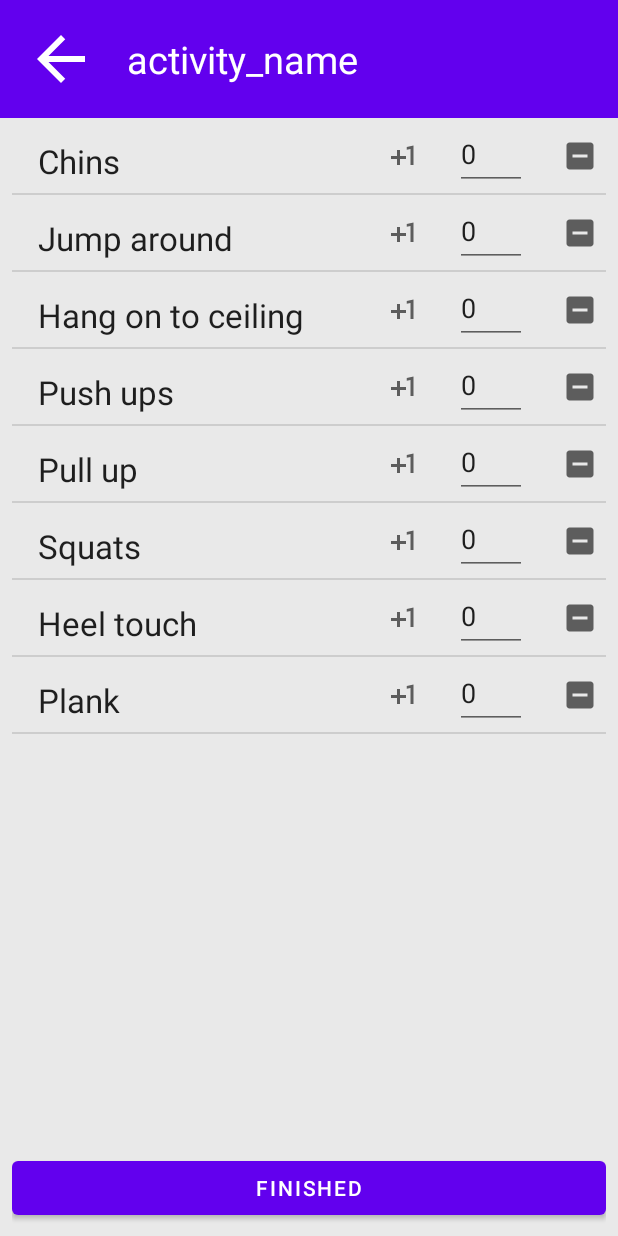
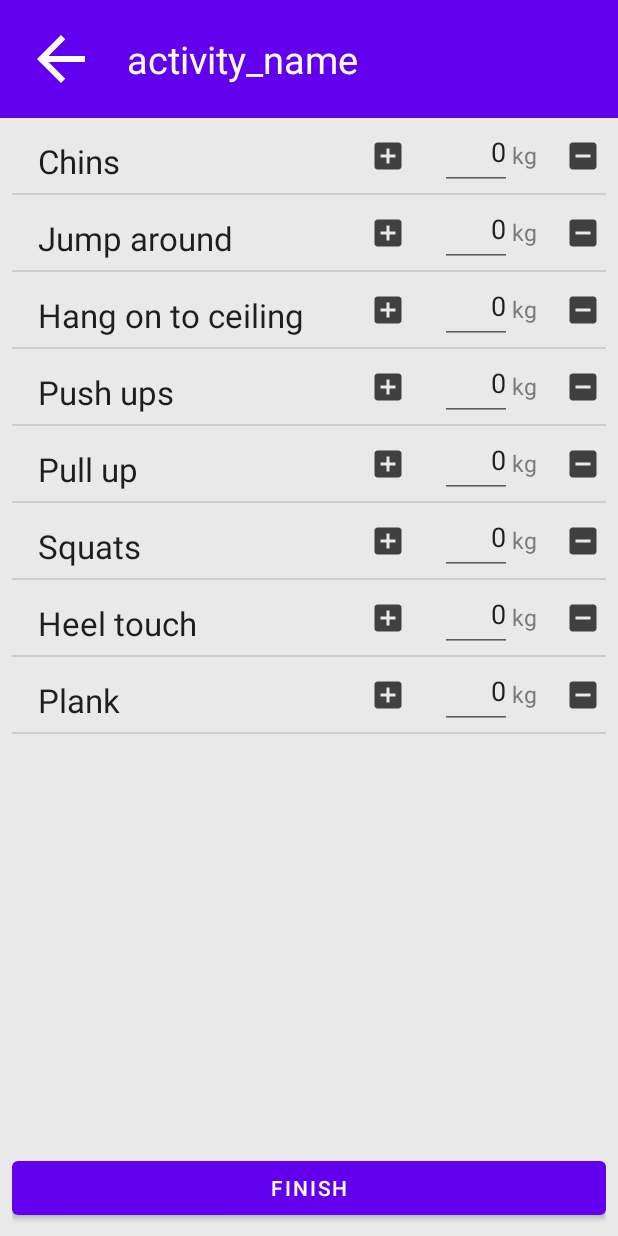
Before and after one commit to frittblas/AgileProject, an Android app: the StartedProgramActivity screen opened directly, with no data from a screen before it, on a phone screen of 412 x 824 dp. Run offline under Robolectric (Android 15) with nearby library versions, the phone set to English and light mode, and no system bars.

Commit message:
Changed some minor stuff, icons, text etc.

```diff
--- a/app/src/main/java/se/hkr/agileproject/StartedProgramActivity.java
+++ b/app/src/main/java/se/hkr/agileproject/StartedProgramActivity.java
@@ -31,7 +31,7 @@ public class StartedProgramActivity extends AppCompatActivity {
         listView = (ListView) findViewById(R.id.customListView);
         listAdapter = new CustomListAdapter(this,exercises);
         listView.setAdapter(listAdapter);
-        btnFinished = (Button) findViewById(R.id.btnFinished);
+        btnFinished = (Button) findViewById(R.id.btnFinish);
     }
 
     // REMOVE THIS! PLACEHOLDER!
--- /dev/null
+++ b/app/src/main/res/drawable/icon_add.xml
@@ -0,0 +1,9 @@
+<vector
+    android:height="24dp"
+    android:viewportHeight="24"
+    android:viewportWidth="24"
+    android:width="24dp"
+    xmlns:android="http://schemas.android.com/apk/res/android">
+    <path android:fillColor="@android:color/white"
+        android:pathData="M19,3L5,3c-1.11,0 -2,0.9 -2,2v14c0,1.1 0.89,2 2,2h14c1.1,0 2,-0.9 2,-2L21,5c0,-1.1 -0.9,-2 -2,-2zM17,13h-4v4h-2v-4L7,13v-2h4L11,7h2v4h4v2z"/>
+</vector>
--- a/app/src/main/res/layout/activity_custom_listview.xml
+++ b/app/src/main/res/layout/activity_custom_listview.xml
@@ -21,14 +21,15 @@
         android:id="@+id/btnAdd"
         android:layout_width="50dp"
         android:layout_height="wrap_content"
-        android:layout_marginStart="20dp"
+        android:layout_marginStart="10dp"
         android:adjustViewBounds="true"
         android:background="#00ffffff"
-        android:src="@drawable/ic_baseline_plus_one_24"
+        android:src="@drawable/icon_add"
         app:layout_constraintEnd_toStartOf="@+id/editTextWeight"
         app:layout_constraintStart_toEndOf="@id/exerciseName"
         tools:layout_editor_absoluteY="0dp"
-        tools:ignore="MissingConstraints" />
+        tools:ignore="MissingConstraints"
+        app:tint="@color/Gray_4" />
 
     <EditText
         android:id="@+id/editTextWeight"
@@ -38,19 +39,33 @@
         android:layout_marginStart="10dp"
         android:text="@string/_0"
         android:inputType="number"
+        android:gravity="right"
+
         app:layout_constraintStart_toEndOf="@+id/btnAdd"
         tools:ignore="MissingConstraints" />
 
+
+    <TextView
+        android:id="@+id/kilogramText"
+        android:layout_width="wrap_content"
+        android:layout_height="wrap_content"
+        android:text="kg"
+        android:layout_marginTop="14dp"
+        android:textSize="15sp"
+        android:textColor="@color/Gray_5"
+        app:layout_constraintStart_toEndOf="@id/editTextWeight"
+        app:layout_constraintTop_toTopOf="parent" />
 
     <ImageButton
         android:id="@+id/btnSubtract"
         android:layout_width="50dp"
         android:layout_height="50dp"
-        android:layout_marginStart="10dp"
+        android:layout_marginStart="5dp"
         android:background="#00ffffff"
-        android:src="@drawable/ic_baseline_indeterminate_check_box_24"
-        app:layout_constraintStart_toEndOf="@+id/editTextWeight"
-        tools:ignore="MissingConstraints" />
+        android:src="@drawable/icon_subtract"
+        app:layout_constraintStart_toEndOf="@+id/kilogramText"
+        tools:ignore="MissingConstraints"
+        app:tint="@color/Gray_4" />
 
 
 </androidx.constraintlayout.widget.ConstraintLayout>
--- a/app/src/main/res/layout/activity_show_program.xml
+++ b/app/src/main/res/layout/activity_show_program.xml
@@ -68,4 +68,23 @@
             android:background="@color/Gray_3" />
     </RelativeLayout>
 
+    <LinearLayout
+        android:id="@+id/linearLayout"
+        android:layout_width="0dp"
+        android:layout_height="wrap_content"
+        android:layout_marginBottom="8dp"
+        android:layout_marginLeft="8dp"
+        android:layout_marginRight="8dp"
+        android:orientation="horizontal"
+        app:layout_constraintBottom_toBottomOf="parent"
+        app:layout_constraintLeft_toLeftOf="parent"
+        app:layout_constraintRight_toRightOf="parent">
+        <Button
+            android:layout_width="match_parent"
+            android:layout_height="wrap_content"
+            android:text="Start"
+            android:id="@+id/btnStart"
+            />
+    </LinearLayout>
+
 </androidx.constraintlayout.widget.ConstraintLayout>
--- a/app/src/main/res/layout/activity_started_program.xml
+++ b/app/src/main/res/layout/activity_started_program.xml
@@ -62,8 +62,8 @@
         <Button
             android:layout_width="match_parent"
             android:layout_height="wrap_content"
-            android:text="Finished"
-            android:id="@+id/btnFinished"
+            android:text="Finish"
+            android:id="@+id/btnFinish"
             />
     </LinearLayout>
 
--- a/app/src/main/res/values/colors.xml
+++ b/app/src/main/res/values/colors.xml
@@ -10,4 +10,6 @@
     <color name="Gray_1">#616161</color>
     <color name="Gray_2">#D6D6D6</color>
     <color name="Gray_3">#E9E9E9</color>
+    <color name="Gray_4">#404040</color>
+    <color name="Gray_5">#7A7A7A</color>
 </resources>
```
Also changed, not shown: app/src/main/res/drawable/icon_subtract.xml (renamed from app/src/main/res/drawable/ic_baseline_indeterminate_check_box_24.xml).
